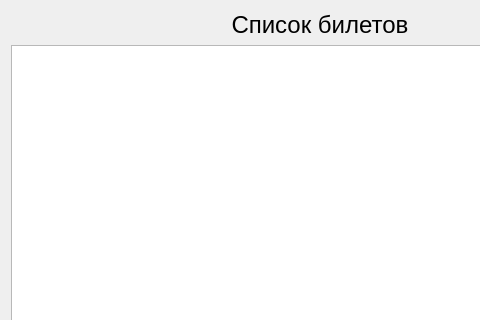
This is ticketslistwindow.ui in BelousovAD/IS-Airport as Qt 5 draws it before an edit; both pictures show x 0 to 480 and y 0 to 320 of the 640 by 480 pixel window. The edited form follows.
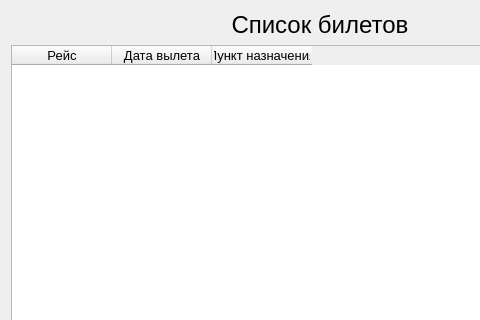
This is the edited form.

```diff
--- a/ticketslistwindow.ui
+++ b/ticketslistwindow.ui
@@ -35,7 +35,38 @@
     </widget>
    </item>
    <item>
-    <widget class="QTableView" name="ticketsTableView"/>
+    <widget class="QTableWidget" name="ticketsTableWidget">
+     <column>
+      <property name="text">
+       <string>Рейс</string>
+      </property>
+      <property name="font">
+       <font>
+        <pointsize>10</pointsize>
+       </font>
+      </property>
+     </column>
+     <column>
+      <property name="text">
+       <string>Дата вылета</string>
+      </property>
+      <property name="font">
+       <font>
+        <pointsize>10</pointsize>
+       </font>
+      </property>
+     </column>
+     <column>
+      <property name="text">
+       <string>Пункт назначения</string>
+      </property>
+      <property name="font">
+       <font>
+        <pointsize>10</pointsize>
+       </font>
+      </property>
+     </column>
+    </widget>
    </item>
   </layout>
  </widget>
```
